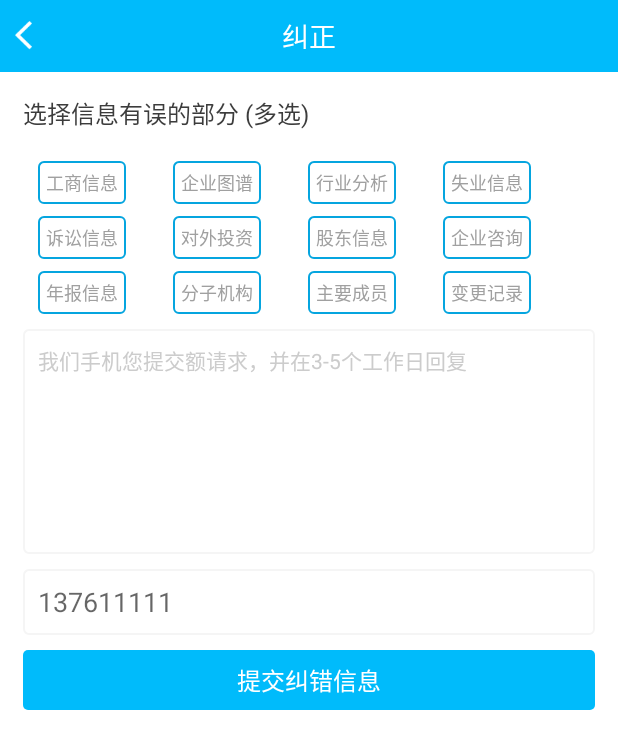
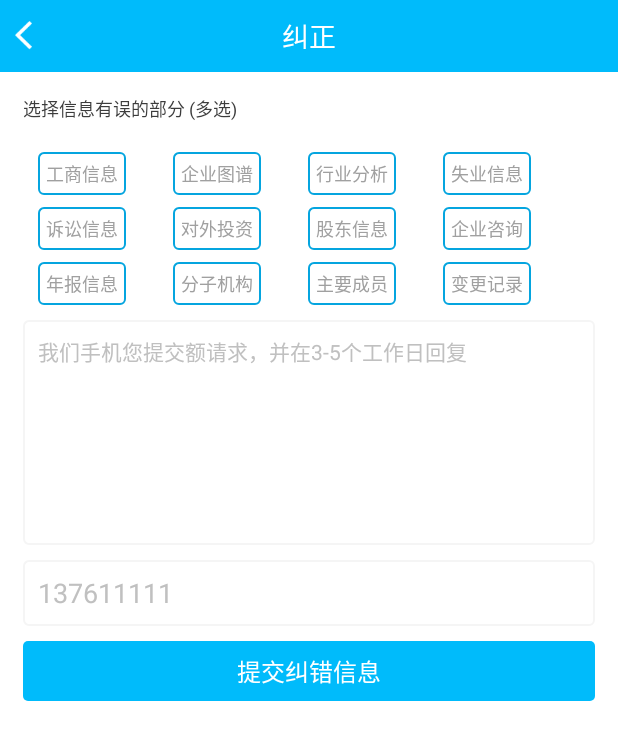
Before and after one commit to sunshaochi/Echinfo, an Android app: the ErrorAct screen opened directly, with no data from a screen before it, on a phone screen of 412 x 824 dp. Shown: the top 749 px of the screen. Run offline under Robolectric (Android 15) with nearby library versions, the light colour scheme and no system bars; our stand-ins replace CircleImageView.

Commit message:
逻辑添加

```diff
--- a/app/src/main/res/layout/act_error.xml
+++ b/app/src/main/res/layout/act_error.xml
@@ -6,6 +6,7 @@
 
     <include layout="@layout/title_act_layout"></include>
     <TextView
+        android:textSize="12sp"
         android:textColor="#3c3c3c"
         android:layout_marginTop="15dp"
         android:layout_marginLeft="15dp"
@@ -30,14 +31,16 @@
         android:layout_marginTop="10dp"
         android:background="@drawable/btn_white_gray"
         android:gravity="top"
-        android:textColorHint="#ccc"
-        android:textColor="#333"
+        android:textColorHint="#c0c0c0"
+        android:textColor="#c0c0c0"
         android:hint="我们手机您提交额请求，并在3-5个工作日回复"
         android:lines="10"
         android:maxLength="200"
         android:padding="10dp"
         android:textSize="14sp" />
     <EditText
+        android:textColorHint="#c0c0c0"
+        android:textColor="#c0c0c0"
         android:id="@+id/dh_et"
         android:padding="10dp"
         android:hint="137611111"
```
Also changed, not shown: app/src/main/java/com/beyonditsm/echinfo/activity/InvestmentAct.java (+7 -1 lines), app/src/main/java/com/beyonditsm/echinfo/activity/PamentAct.java (+7 -1 lines).
